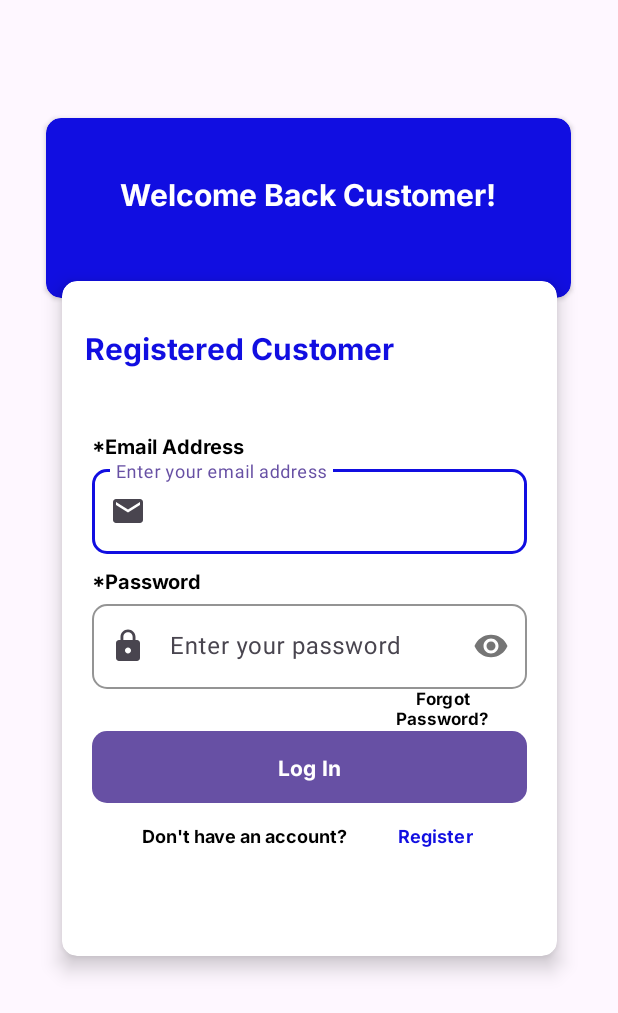
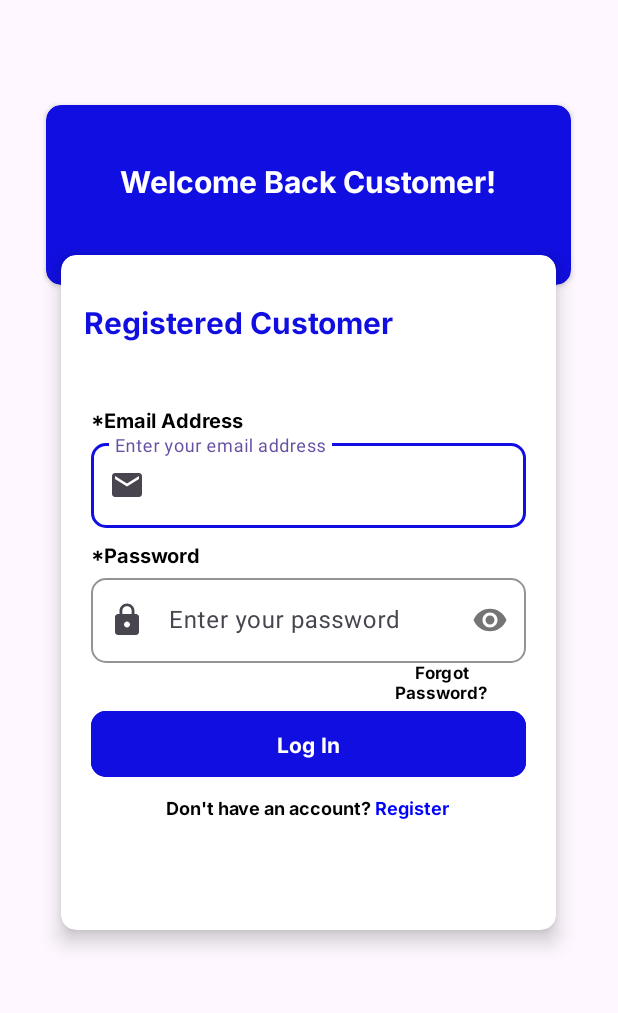
Before and after one commit to eilrahcdev/EZ-Mart, an Android app: the Login screen opened directly, with no data from a screen before it, on a phone screen of 412 x 824 dp. Shown: the top 1013 px of the screen. Run offline under Robolectric (Android 15) with nearby library versions, the phone set to English and light mode, and no system bars.

Commit message:
fixed onboard and splash and optimize buttons

```diff
--- a/app/src/main/java/com/example/ezmart/Login.kt
+++ b/app/src/main/java/com/example/ezmart/Login.kt
@@ -2,12 +2,17 @@
 
 import android.annotation.SuppressLint
 import android.content.Intent
+import android.graphics.Color
 import android.os.Bundle
+import android.text.Spannable
+import android.text.SpannableString
+import android.text.style.ForegroundColorSpan
+import android.util.Patterns
 import android.widget.Button
+import android.widget.TextView
 import android.widget.Toast
 import androidx.activity.enableEdgeToEdge
 import androidx.appcompat.app.AppCompatActivity
-import androidx.core.util.PatternsCompat
 import androidx.core.view.ViewCompat
 import androidx.core.view.WindowInsetsCompat
 import com.google.android.material.textfield.TextInputEditText
@@ -30,7 +35,17 @@
         val passwordField = findViewById<TextInputEditText>(R.id.passwordEt_login)
         val loginButton = findViewById<Button>(R.id.loginBtn)
         val forgotPasswordButton = findViewById<Button>(R.id.forgotpassbtn)
-        val signupButton = findViewById<Button>(R.id.registerBtn_login)
+        val registerTextView = findViewById<TextView>(R.id.registerTv_login)
+
+        // Set Spannable text for signupTextView
+        val registerSpannable = SpannableString("Don't have an account? Register")
+        registerSpannable.setSpan(
+            ForegroundColorSpan(Color.BLUE),
+            registerSpannable.indexOf("Register"),
+            registerSpannable.length,
+            Spannable.SPAN_EXCLUSIVE_EXCLUSIVE
+        )
+        registerTextView.text = registerSpannable
 
         // Set login button click listener
         loginButton.setOnClickListener {
@@ -44,7 +59,7 @@
         }
 
         // Set navigation for Sign Up and Forgot Password buttons
-        setupNavigationButtons(forgotPasswordButton, loginButton, signupButton)
+        setupNavigationButtons(forgotPasswordButton, loginButton, registerTextView)
     }
 
     // Function to validate email
@@ -52,7 +67,7 @@
         return if (email.isEmpty()) {
             showToast("Email field cannot be empty.")
             false
-        } else if (!PatternsCompat.EMAIL_ADDRESS.matcher(email).matches()) {
+        } else if (!Patterns.EMAIL_ADDRESS.matcher(email).matches()) {
             showToast("Please enter a valid email address.")
             false
         } else {
@@ -82,18 +97,14 @@
     private fun setupNavigationButtons(
         forgotPasswordButton: Button,
         loginButton: Button,
-        signupButton: Button
+        registerTextview: TextView
     ) {
         forgotPasswordButton.setOnClickListener {
             val intent = Intent(this, MainActivity::class.java)
             startActivity(intent)
         }
-        loginButton.setOnClickListener {
-            val intent = Intent(this, MainActivity::class.java)
-            startActivity(intent)
-        }
 
-        signupButton.setOnClickListener {
+        registerTextview.setOnClickListener {
             val intent = Intent(this, Register::class.java)
             startActivity(intent)
         }
--- a/app/src/main/res/drawable/button_bg.xml
+++ /dev/null
@@ -1,7 +0,0 @@
-<?xml version="1.0" encoding="utf-8"?>
-<shape xmlns:android="http://schemas.android.com/apk/res/android"
-    android:shape="rectangle">
-    <solid android:color="@color/blue"/>
-    <corners android:radius="10dp"/>
-
-</shape>
--- a/app/src/main/res/layout/activity_main.xml
+++ b/app/src/main/res/layout/activity_main.xml
@@ -21,7 +21,7 @@
             android:layout_width="40dp"
             android:layout_height="40dp"
             android:layout_marginStart="10dp"
-            app:srcCompat="@drawable/ezmart_corners" />
+            app:srcCompat="@drawable/ez_logo" />
 
         <TextView
             android:id="@+id/textView4"
--- a/app/src/main/res/layout/login_activity.xml
+++ b/app/src/main/res/layout/login_activity.xml
@@ -1,9 +1,9 @@
 <?xml version="1.0" encoding="utf-8"?>
-<androidx.constraintlayout.widget.ConstraintLayout
-    xmlns:android="http://schemas.android.com/apk/res/android"
+<androidx.constraintlayout.widget.ConstraintLayout xmlns:android="http://schemas.android.com/apk/res/android"
     xmlns:app="http://schemas.android.com/apk/res-auto"
     android:layout_width="match_parent"
     android:layout_height="match_parent"
+    xmlns:aandroid="http://schemas.android.com/tools"
     android:id="@+id/login_activity">
 
     <androidx.cardview.widget.CardView
@@ -35,11 +35,12 @@
         android:id="@+id/cardview4"
         android:layout_width="330dp"
         android:layout_height="450dp"
+        android:layout_marginTop="170dp"
         app:cardBackgroundColor="@android:color/white"
         app:cardCornerRadius="10dp"
         app:cardElevation="8dp"
-        app:layout_constraintBottom_toBottomOf="parent"
         app:layout_constraintEnd_toEndOf="parent"
+        app:layout_constraintHorizontal_bias="0.493"
         app:layout_constraintStart_toStartOf="parent"
         app:layout_constraintTop_toTopOf="parent">
 
@@ -61,10 +62,10 @@
             android:layout_height="wrap_content"
             android:layout_marginStart="20dp"
             android:layout_marginTop="100dp"
+            android:fontFamily="@font/inter_bold"
             android:text="*Email Address"
-            android:fontFamily="@font/inter_bold"
-            android:textSize="13sp"
-            android:textColor="@color/black" />
+            android:textColor="@color/black"
+            android:textSize="13sp" />
 
         <com.google.android.material.textfield.TextInputLayout
             android:id="@+id/emailLayout"
@@ -74,11 +75,11 @@
             android:layout_marginTop="120dp"
             android:layout_marginEnd="20dp"
             app:boxBackgroundMode="outline"
+            app:boxCornerRadiusBottomEnd="10dp"
+            app:boxCornerRadiusBottomStart="10dp"
+            app:boxCornerRadiusTopEnd="10dp"
+            app:boxCornerRadiusTopStart="10dp"
             app:boxStrokeColor="@color/blue"
-            app:boxCornerRadiusTopStart="10dp"
-            app:boxCornerRadiusTopEnd="10dp"
-            app:boxCornerRadiusBottomStart="10dp"
-            app:boxCornerRadiusBottomEnd="10dp"
             app:startIconDrawable="@drawable/email_24">
 
             <com.google.android.material.textfield.TextInputEditText
@@ -96,10 +97,10 @@
             android:layout_height="wrap_content"
             android:layout_marginStart="20dp"
             android:layout_marginTop="190dp"
+            android:fontFamily="@font/inter_bold"
             android:text="*Password"
-            android:fontFamily="@font/inter_bold"
-            android:textSize="13sp"
-            android:textColor="@color/black" />
+            android:textColor="@color/black"
+            android:textSize="13sp" />
 
         <com.google.android.material.textfield.TextInputLayout
             android:id="@+id/passwordLayout"
@@ -108,13 +109,13 @@
             android:layout_marginStart="20dp"
             android:layout_marginTop="210dp"
             android:layout_marginEnd="20dp"
+            app:boxBackgroundMode="outline"
+            app:boxCornerRadiusBottomEnd="10dp"
+            app:boxCornerRadiusBottomStart="10dp"
+            app:boxCornerRadiusTopEnd="10dp"
+            app:boxCornerRadiusTopStart="10dp"
+            app:boxStrokeColor="@color/blue"
             app:passwordToggleEnabled="true"
-            app:boxBackgroundMode="outline"
-            app:boxStrokeColor="@color/blue"
-            app:boxCornerRadiusTopStart="10dp"
-            app:boxCornerRadiusTopEnd="10dp"
-            app:boxCornerRadiusBottomStart="10dp"
-            app:boxCornerRadiusBottomEnd="10dp"
             app:startIconDrawable="@drawable/lock_24">
 
             <com.google.android.material.textfield.TextInputEditText
@@ -131,10 +132,10 @@
             android:layout_height="wrap_content"
             android:layout_marginStart="180dp"
             android:layout_marginTop="260dp"
+            android:background="?attr/selectableItemBackground"
+            android:fontFamily="@font/inter_bold"
             android:text="Forgot Password?"
-            android:fontFamily="@font/inter_bold"
             android:textColor="@color/black"
-            android:background="?attr/selectableItemBackground"
             android:textSize="11sp" />
 
         <Button
@@ -144,39 +145,32 @@
             android:layout_marginStart="20dp"
             android:layout_marginTop="300dp"
             android:layout_marginEnd="20dp"
-            android:background="@drawable/button_bg"
+            android:backgroundTint="@color/blue"
             android:fontFamily="@font/inter_bold"
+            android:padding="12dp"
             android:text="Log In"
-            android:textColor="@color/white" />
+            android:textColor="@color/white"
+            android:translationZ="10dp"
+            aandroid:elevation="15dp"
+            app:cornerRadius="@dimen/dimens" />
 
         <LinearLayout
-            android:layout_width="match_parent"
+            android:layout_width="wrap_content"
             android:layout_height="wrap_content"
-            android:layout_marginTop="350dp"
+            android:layout_marginStart="70dp"
+            android:layout_marginTop="360dp"
             android:orientation="horizontal">
 
             <TextView
-                android:id="@+id/textView5"
-                android:layout_width="30dp"
+                android:id="@+id/registerTv_login"
+                android:layout_width="wrap_content"
                 android:layout_height="wrap_content"
-                android:layout_marginStart="53dp"
                 android:layout_weight="1"
-                android:text="Don't have an account?"
                 android:fontFamily="@font/inter_bold"
-                android:textSize="12sp"
-                android:textColor="@color/black" />
+                android:text="Don't have an account?  Register"
+                android:textColor="@color/black"
+                android:textSize="12sp" />
 
-            <Button
-                android:id="@+id/registerBtn_login"
-                android:layout_width="1dp"
-                android:layout_height="40dp"
-                android:layout_marginEnd="25dp"
-                android:layout_weight="1"
-                android:text="Register"
-                android:fontFamily="@font/inter_bold"
-                android:textSize="12sp"
-                android:textColor="@color/blue"
-                android:background="?attr/selectableItemBackground" />
         </LinearLayout>
     </androidx.cardview.widget.CardView>
 
--- a/app/src/main/res/layout/onboard_activity.xml
+++ b/app/src/main/res/layout/onboard_activity.xml
@@ -4,7 +4,7 @@
     android:layout_width="match_parent"
     android:layout_height="match_parent"
     android:id="@+id/onboard_activity"
-    android:background="@color/blue">
+    android:background="@drawable/splash">
 
     <TextView
         android:id="@+id/textView"
@@ -55,6 +55,7 @@
         android:textColor="@color/blue"
         android:textSize="20sp"
         android:fontFamily="@font/inter_bold"
+        app:cornerRadius="@dimen/dimens"
         app:layout_constraintEnd_toEndOf="parent"
         app:layout_constraintHorizontal_bias="0.498"
         app:layout_constraintStart_toStartOf="parent"
@@ -70,6 +71,7 @@
         android:textSize="20sp"
         android:fontFamily="@font/inter_bold"
         android:backgroundTint="@color/blue"
+        app:cornerRadius="@dimen/dimens"
         app:layout_constraintBottom_toBottomOf="parent"
         app:layout_constraintEnd_toEndOf="parent"
         app:layout_constraintStart_toStartOf="parent"
--- a/app/src/main/res/layout/splash_activity.xml
+++ b/app/src/main/res/layout/splash_activity.xml
@@ -4,7 +4,7 @@
     android:id="@+id/splash_activity"
     android:layout_width="match_parent"
     android:layout_height="match_parent"
-    android:background="@color/blue">
+    android:background="@drawable/splash">
 
     <ImageView
         android:id="@+id/imageView"
@@ -16,6 +16,6 @@
         app:layout_constraintStart_toStartOf="parent"
         app:layout_constraintTop_toTopOf="parent"
         app:layout_constraintVertical_bias="0.499"
-        app:srcCompat="@drawable/ezmart_corners" />
+        app:srcCompat="@drawable/ez_logo_bg" />
 
 </androidx.constraintlayout.widget.ConstraintLayout>
--- /dev/null
+++ b/app/src/main/res/values/dimens.xml
@@ -0,0 +1,4 @@
+<?xml version="1.0" encoding="utf-8"?>
+<resources>
+    <dimen name="dimens">10dp</dimen>
+</resources>
```
Also changed, not shown: app/src/main/java/com/example/ezmart/Register.kt (+17 -2 lines), app/src/main/res/layout/register_activity.xml (+13 -21 lines), app/src/main/res/drawable/ez_logo.png (added), app/src/main/res/drawable/ez_logo_bg.png (added), app/src/main/res/drawable/ez_mart.png (deleted), app/src/main/res/drawable/ezmart_corners.png (deleted), app/src/main/res/drawable/onboard.png (deleted), app/src/main/res/drawable/splash.png (added).
